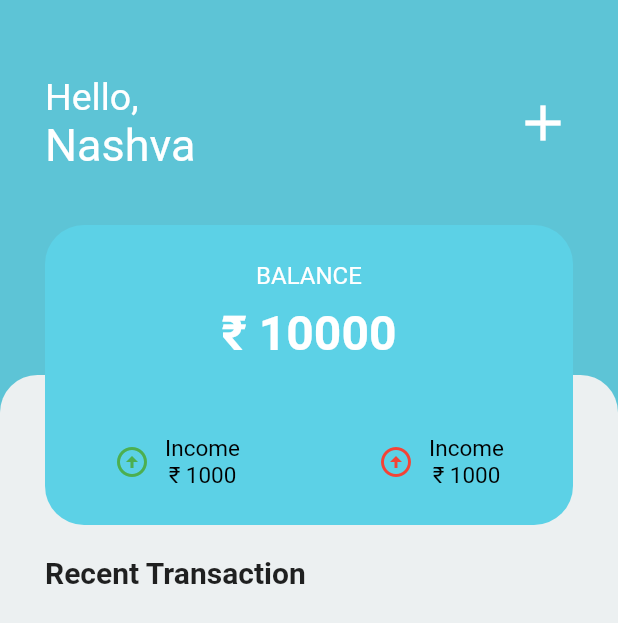
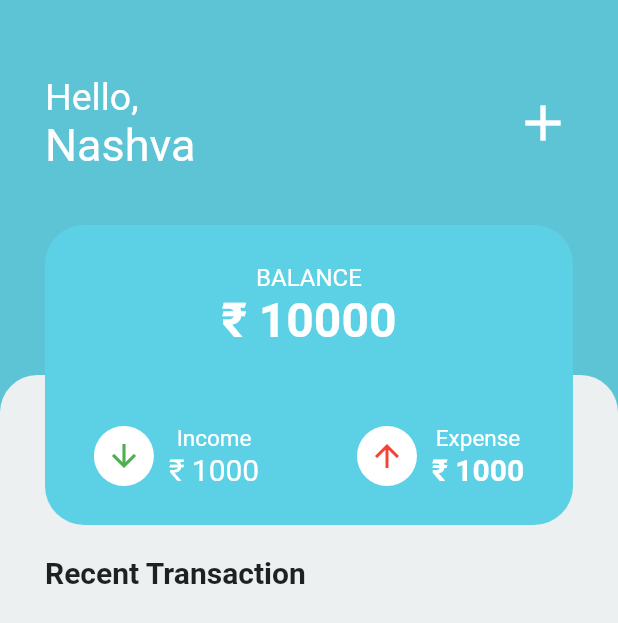
Before and after one commit to nashvak/expense_tracker, a Flutter app: the ScreenHome screen opened by its route, on a phone screen of 412 x 824 dp. Shown: the top 623 px of the screen. Run offline on Flutter 3.47's test engine with Material 2 defaults, Android fonts, the phone set to English and light mode, and no system bars; our stand-ins replace curved_navigation_bar, flutter_slidable, get, google_fonts, hive, hive_flutter and 2 more; accounts and stored records are empty.

```diff
--- a/lib/controller/transaction_controller.dart
+++ b/lib/controller/transaction_controller.dart
@@ -4,13 +4,12 @@ import 'package:get/get.dart';
 
 class TransactionController extends GetxController {
   final transactionBox = Hive.box<Transaction>('transactionBox');
-
+  List<Transaction> incomeBox = [];
+  List<Transaction> expenseBox = [];
   List<Transaction> get sortedList {
-    List<Transaction> dd = transactionBox.values.toList();
-    dd.sort((a, b) => b.date.compareTo(a.date));
-    return dd;
-
-//
+    List<Transaction> boxList = transactionBox.values.toList();
+    boxList.sort((a, b) => b.date.compareTo(a.date));
+    return boxList;
   }
 //
 
--- a/lib/main.dart
+++ b/lib/main.dart
@@ -4,7 +4,6 @@ import 'package:expense_tracker/models/reminder_model/reminder_model.dart';
 import 'package:expense_tracker/models/transaction_model/transaction_model.dart';
 
 import 'package:expense_tracker/view/authentication/get_started.dart';
-
 import 'package:expense_tracker/view/authentication/signup.dart';
 import 'package:expense_tracker/view/authentication/splash_screen.dart';
 import 'package:expense_tracker/view/remainder/add_remainder.dart';
@@ -16,7 +15,6 @@ import 'package:expense_tracker/view/transaction/home_screen.dart';
 import 'package:expense_tracker/view/transaction/view_transaction.dart';
 import 'package:flutter/material.dart';
 import 'package:get/get.dart';
-
 import 'package:hive_flutter/hive_flutter.dart';
 import 'package:path_provider/path_provider.dart';
 
--- a/lib/view/profile/profile_screen.dart
+++ b/lib/view/profile/profile_screen.dart
@@ -5,7 +5,6 @@ import 'package:expense_tracker/controller/auth_controller.dart';
 import 'package:expense_tracker/models/auth_model/auth_model.dart';
 import 'package:expense_tracker/view/authentication/get_started.dart';
 import 'package:expense_tracker/view/authentication/login.dart';
-
 import 'package:flutter/material.dart';
 import 'package:get/get.dart';
 import 'package:shared_preferences/shared_preferences.dart';
@@ -112,7 +111,7 @@ class ScreenProfile extends StatelessWidget {
                       color: Appcolor.secondaryColor,
                     );
                   },
-                  itemCount: 3),
+                  itemCount: icons.length),
             ),
           ],
         ),
--- a/lib/view/transaction/home_screen.dart
+++ b/lib/view/transaction/home_screen.dart
@@ -99,84 +99,17 @@ class ScreenHome extends StatelessWidget {
               child: Container(
                 decoration: cardDecoration(
                     color: const Color.fromARGB(255, 92, 209, 230)),
-                child: Stack(
+                child: const Stack(
                   children: [
                     Column(
                       mainAxisAlignment: MainAxisAlignment.spaceAround,
                       children: [
-                        Column(
-                          children: [
-                            const Align(
-                              alignment: Alignment.center,
-                              child: Text(
-                                "BALANCE",
-                                style: TextStyle(
-                                    color: Colors.white, fontSize: 16),
-                              ),
-                            ),
-                            height10,
-                            const Align(
-                              alignment: Alignment.center,
-                              child: Text(
-                                "₹ 10000",
-                                style: TextStyle(
-                                    color: Colors.white,
-                                    fontSize: 32,
-                                    fontWeight: FontWeight.bold),
-                              ),
-                            ),
-                          ],
-                        ),
-                        const Row(
+                        BalanceCard(),
+                        Row(
                           mainAxisAlignment: MainAxisAlignment.spaceAround,
                           children: [
-                            Row(
-                              children: [
-                                Icon(
-                                  Icons.arrow_circle_up,
-                                  size: 24,
-                                  color: Colors.green,
-                                ),
-                                SizedBox(
-                                  width: 10,
-                                ),
-                                Column(
-                                  children: [
-                                    Text(
-                                      "Income",
-                                      style: TextStyle(
-                                          color: Colors.black, fontSize: 15),
-                                    ),
-                                    Text(
-                                      "₹ 1000",
-                                      style: TextStyle(
-                                          color: Colors.black, fontSize: 15),
-                                    ),
-                                  ],
-                                )
-                              ],
-                            ),
-                            Row(
-                              children: [
-                                Icon(
-                                  Icons.arrow_circle_up,
-                                  color: Colors.red,
-                                ),
-                                SizedBox(
-                                  width: 10,
-                                ),
-                                Column(
-                                  children: [
-                                    Text("Income",
-                                        style: TextStyle(
-                                            color: Colors.black, fontSize: 15)),
-                                    Text("₹ 1000",
-                                        style: TextStyle(
-                                            color: Colors.black, fontSize: 15)),
-                                  ],
-                                )
-                              ],
-                            ),
+                            IncomeCard(),
+                            ExpenseCard(),
                           ],
                         ),
                       ],
@@ -191,3 +124,106 @@ class ScreenHome extends StatelessWidget {
     );
   }
 }
+
+class BalanceCard extends StatelessWidget {
+  const BalanceCard({
+    super.key,
+  });
+
+  @override
+  Widget build(BuildContext context) {
+    return Column(
+      children: [
+        Align(
+          alignment: Alignment.center,
+          child: Text(
+            "BALANCE",
+            style: TextStyle(color: Colors.white, fontSize: 16),
+          ),
+        ),
+        Align(
+          alignment: Alignment.center,
+          child: Text(
+            "₹ 10000",
+            style: TextStyle(
+                color: Colors.white, fontSize: 32, fontWeight: FontWeight.bold),
+          ),
+        ),
+      ],
+    );
+  }
+}
+
+class IncomeCard extends StatelessWidget {
+  const IncomeCard({
+    super.key,
+  });
+
+  @override
+  Widget build(BuildContext context) {
+    return const Row(
+      children: [
+        CircleAvatar(
+          backgroundColor: Appcolor.white,
+          child: Icon(
+            Icons.arrow_downward,
+            color: Colors.green,
+          ),
+        ),
+        SizedBox(
+          width: 10,
+        ),
+        Column(
+          children: [
+            Text(
+              "Income",
+              style: TextStyle(color: Colors.white, fontSize: 15),
+            ),
+            Text(
+              "₹ 1000",
+              style: TextStyle(color: Colors.white, fontSize: 20),
+            ),
+          ],
+        )
+      ],
+    );
+  }
+}
+
+class ExpenseCard extends StatelessWidget {
+  const ExpenseCard({
+    super.key,
+  });
+
+  @override
+  Widget build(BuildContext context) {
+    return const Row(
+      children: [
+        CircleAvatar(
+          backgroundColor: Appcolor.white,
+          child: Icon(
+            Icons.arrow_upward,
+            color: Colors.red,
+          ),
+        ),
+        SizedBox(
+          width: 10,
+        ),
+        Column(
+          children: [
+            Text("Expense",
+                style: TextStyle(
+                  color: Colors.white,
+                  fontSize: 15,
+                )),
+            Text("₹ 1000",
+                style: TextStyle(
+                    color: Colors.white,
+                    fontSize: 20,
+                    fontWeight: FontWeight.bold)),
+          ],
+        )
+      ],
+    );
+  }
+}
```
Also changed, not shown: lib/controller/password_controller.dart (+16 -0 lines), lib/view/history/history_screen.dart (+15 -0 lines), lib/view/transaction/add_transaction.dart (+52 -39 lines).
